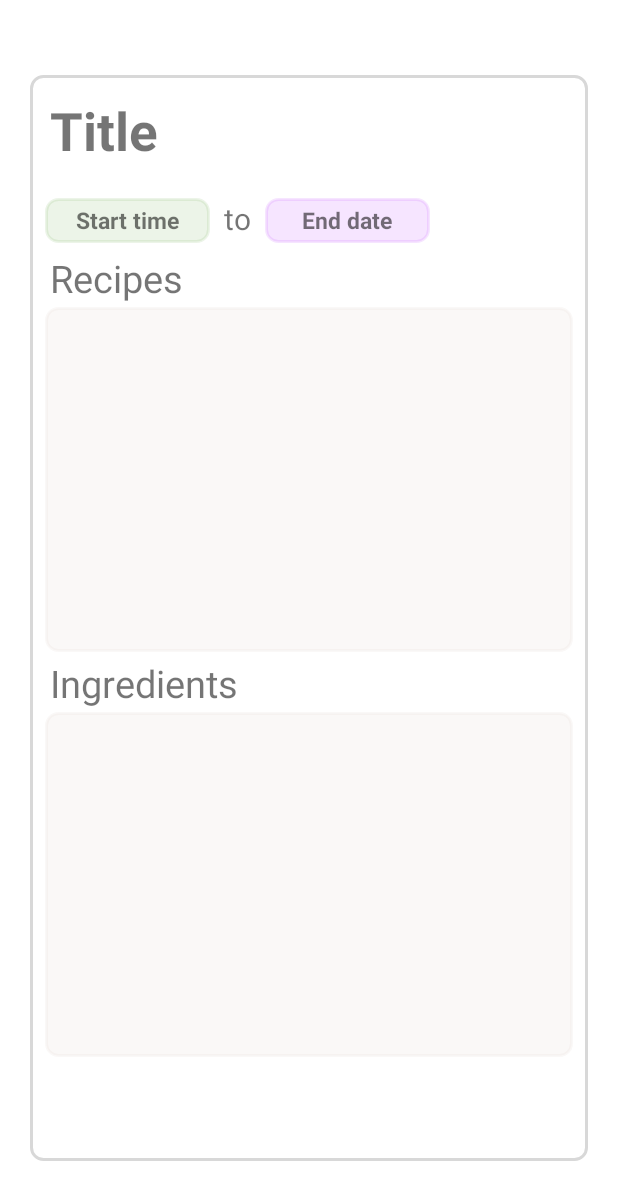
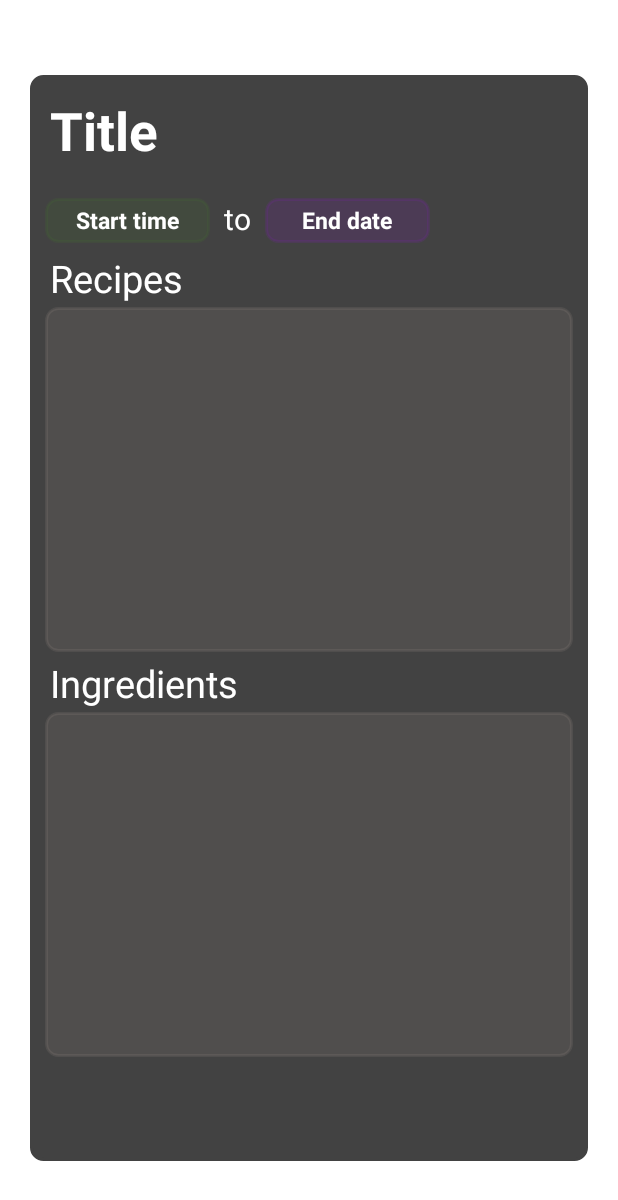
Before and after one commit to CMPUT301F22T12/Mealr, an Android app: the layout meal_plan_layout.xml on its own in the app's theme, with its tools: preview values and no code run, on a phone screen of 412 x 824 dp. Shown: the top 1200 px of the screen. Run offline under Robolectric (Android 15) with nearby library versions, the phone set to English and light mode, and no system bars.

```diff
--- a/android/301Project/app/src/main/res/layout/add_edit_mealplan_layout.xml
+++ b/android/301Project/app/src/main/res/layout/add_edit_mealplan_layout.xml
@@ -39,7 +39,8 @@
                 android:layout_width="200dp"
                 android:layout_height="match_parent"
                 android:layout_weight="2"
-                android:hint="Enter an ingredient"/>
+                android:inputType="none"
+                android:hint="Select an ingredient"/>
             <Button
                 android:layout_width="65dp"
                 android:layout_height="match_parent"
@@ -82,7 +83,8 @@
                 android:layout_width="200dp"
                 android:layout_height="match_parent"
                 android:layout_weight="2"
-                android:hint="Enter an recipe" />
+                android:inputType="none"
+                android:hint="Select an recipe" />
 
             <Button
                 android:id="@+id/add_recipe_button_mealplan"
--- a/android/301Project/app/src/main/res/layout/meal_plan_layout.xml
+++ b/android/301Project/app/src/main/res/layout/meal_plan_layout.xml
@@ -6,6 +6,7 @@
     android:layout_marginVertical="50dp"
     android:background="@drawable/rounded_rect"
     android:orientation="vertical"
+    android:backgroundTint = "@color/cardview_dark_background"
     android:padding="10dp"
     android:weightSum="100">
     <LinearLayout
@@ -23,6 +24,7 @@
             android:padding="3dp"
             android:text="Title"
             android:textSize="35dp"
+            android:textColor="@color/white"
             android:textStyle="bold" />
 
     </LinearLayout>
@@ -43,6 +45,7 @@
             android:textStyle="bold"
             android:ellipsize="end"
             android:maxLines="1"
+            android:textColor="@color/white"
             android:textSize="15dp" />
 
         <TextView
@@ -51,6 +54,7 @@
             android:id="@+id/to_mealplan"
             android:text="  to  "
             android:layout_gravity="center"
+            android:textColor="@color/white"
             android:textSize="20dp"></TextView>
 
         <TextView
@@ -65,6 +69,7 @@
             android:textStyle="bold"
             android:ellipsize="end"
             android:maxLines="1"
+            android:textColor="@color/white"
             android:textSize="15dp" />
     </LinearLayout>
 
@@ -77,6 +82,7 @@
             android:layout_width="match_parent"
             android:layout_height="40dp">
             <TextView
+                android:textColor="@color/white"
                 android:layout_width="wrap_content"
                 android:layout_height="match_parent"
                 android:layout_gravity="center_vertical"
@@ -86,6 +92,7 @@
                 android:textSize="25dp" />
         </LinearLayout>
         <LinearLayout
+            android:textColor="@color/white"
             android:id="@+id/mp_recipeContainer"
             android:layout_width="match_parent"
             android:layout_height="230dp"
@@ -93,6 +100,7 @@
             android:backgroundTint="#1aC9BAB0"
             android:orientation="horizontal">
             <ListView
+                android:textColor="@color/white"
                 android:layout_width="match_parent"
                 android:layout_height="match_parent"
                 android:id="@+id/mp_recipeList"/>
@@ -101,6 +109,7 @@
             android:layout_width="match_parent"
             android:layout_height="40dp">
             <TextView
+                android:textColor="@color/white"
                 android:layout_width="wrap_content"
                 android:layout_height="match_parent"
                 android:layout_gravity="center_vertical"
@@ -110,6 +119,7 @@
                 android:textSize="25dp" />
         </LinearLayout>
         <LinearLayout
+            android:textColor="@color/white"
             android:id="@+id/mp_IngredientContainer"
             android:layout_width="match_parent"
             android:layout_height="230dp"
@@ -117,6 +127,7 @@
             android:backgroundTint="#1aC9BAB0"
             android:orientation="horizontal">
             <ListView
+                android:textColor="@color/white"
                 android:layout_width="match_parent"
                 android:layout_height="match_parent"
                 android:id="@+id/mp_ingredientList"/>
```
